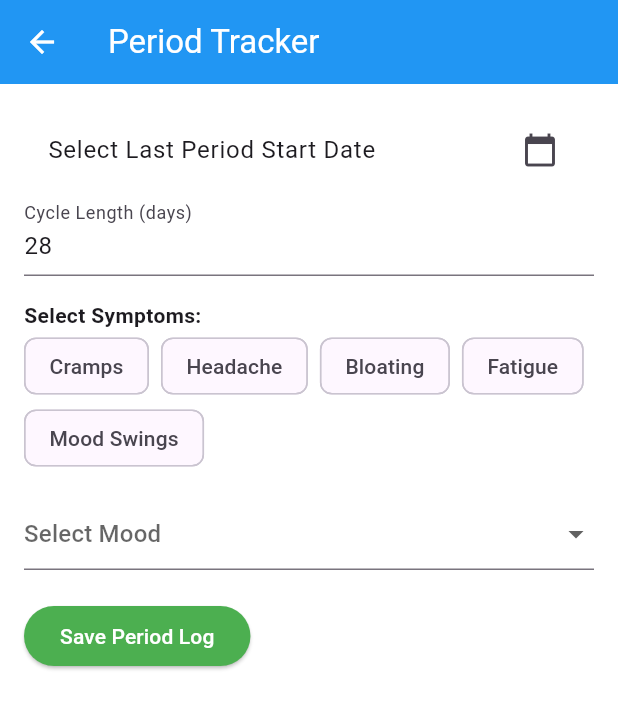
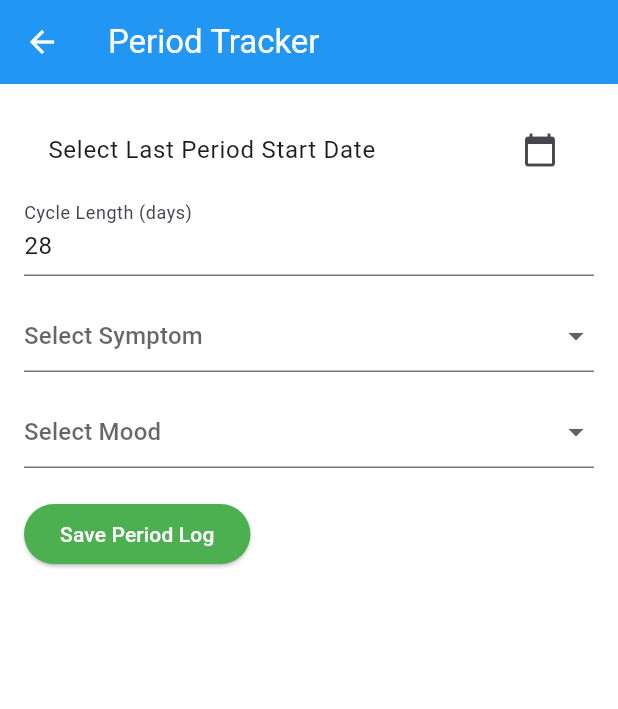
Before and after one commit to Wendy-Okoth/HealthHub, a Flutter app: the PeriodTrackerScreen screen opened directly, after a tap on "Save Period Log", on a phone screen of 412 x 824 dp. Shown: the top 709 px of the screen. Run offline on Flutter 3.47's test engine with Material 3 defaults, Android fonts, the phone set to English and light mode, and no system bars; our stand-ins replace fl_chart, flutter_local_notifications, geolocator, google_maps_flutter, pedometer, supabase_flutter and 2 more; accounts and stored records are empty.

Commit message:
feat: add wellness tips and symptom dropdown to period tracker

```diff
--- a/lib/screens/period_tracker_screen.dart
+++ b/lib/screens/period_tracker_screen.dart
@@ -16,6 +16,7 @@ class _PeriodTrackerScreenState extends State<PeriodTrackerScreen> {
   int _cycleLength = 28;
   Map<DateTime, String> _phaseMap = {};
   DateTime? _predictedNextStart;
+  String? _tip;
 
   final List<String> symptoms = [
     'Cramps',
@@ -32,13 +33,30 @@ class _PeriodTrackerScreenState extends State<PeriodTrackerScreen> {
     'Neutral',
   ];
 
+  final Map<String, String> wellnessTips = {
+    'Cramps':
+        'Try magnesium-rich foods like spinach or bananas, and use a warm compress.',
+    'Fatigue':
+        'Stay hydrated and prioritize sleep. Gentle movement can boost energy.',
+    'Mood Swings':
+        'Practice mindfulness or journaling. Omega-3s may help stabilize mood.',
+    'Headache': 'Limit caffeine and try peppermint oil or hydration.',
+    'Bloating':
+        'Avoid salty foods and drink herbal teas like ginger or fennel.',
+    'Sad':
+        'Connect with someone you trust. Light exercise and sunlight help lift mood.',
+    'Anxious': 'Deep breathing and grounding exercises can ease tension.',
+    'Irritable':
+        'Take short breaks and reduce overstimulation. Magnesium may help.',
+  };
+
   List<String> selectedSymptoms = [];
   String? selectedMood;
 
   @override
   void initState() {
     super.initState();
-    _loadPrediction(); // default: use Supabase
+    _loadPrediction();
   }
 
   Future<void> _loadPrediction({
@@ -122,11 +140,20 @@ class _PeriodTrackerScreenState extends State<PeriodTrackerScreen> {
       'mood': selectedMood,
     });
 
+    final symptomTip = selectedSymptoms.isNotEmpty
+        ? wellnessTips[selectedSymptoms.first]
+        : null;
+    final moodTip = selectedMood != null ? wellnessTips[selectedMood!] : null;
+
+    setState(() {
+      _tip = symptomTip ?? moodTip;
+    });
+
     ScaffoldMessenger.of(
       context,
     ).showSnackBar(const SnackBar(content: Text('Period log saved')));
 
-    _loadPrediction(); // refresh prediction after saving
+    _loadPrediction();
   }
 
   @override
@@ -183,25 +210,22 @@ class _PeriodTrackerScreenState extends State<PeriodTrackerScreen> {
                 },
               ),
               const SizedBox(height: 16),
-              const Text(
-                'Select Symptoms:',
-                style: TextStyle(fontWeight: FontWeight.bold),
-              ),
-              Wrap(
-                spacing: 8,
-                children: symptoms.map((symptom) {
-                  return FilterChip(
-                    label: Text(symptom),
-                    selected: selectedSymptoms.contains(symptom),
-                    onSelected: (selected) {
-                      setState(() {
-                        selected
-                            ? selectedSymptoms.add(symptom)
-                            : selectedSymptoms.remove(symptom);
-                      });
-                    },
+              DropdownButtonFormField<String>(
+                value: selectedSymptoms.isNotEmpty
+                    ? selectedSymptoms.first
+                    : null,
+                hint: const Text('Select Symptom'),
+                items: symptoms.map((symptom) {
+                  return DropdownMenuItem<String>(
+                    value: symptom,
+                    child: Text(symptom),
                   );
                 }).toList(),
+                onChanged: (val) {
+                  setState(() {
+                    selectedSymptoms = val != null ? [val] : [];
+                  });
+                },
               ),
               const SizedBox(height: 16),
               DropdownButtonFormField<String>(
@@ -225,6 +249,14 @@ class _PeriodTrackerScreenState extends State<PeriodTrackerScreen> {
                 Text(
                   'Next expected period: ${_predictedNextStart!.toLocal().toString().split(' ')[0]}',
                   style: const TextStyle(fontWeight: FontWeight.bold),
+                ),
+              if (_tip != null)
+                Padding(
+                  padding: const EdgeInsets.only(top: 12),
+                  child: Text(
+                    'Wellness Tip: $_tip',
+                    style: const TextStyle(fontStyle: FontStyle.italic),
+                  ),
                 ),
               const SizedBox(height: 20),
               if (_phaseMap.isNotEmpty)
```
